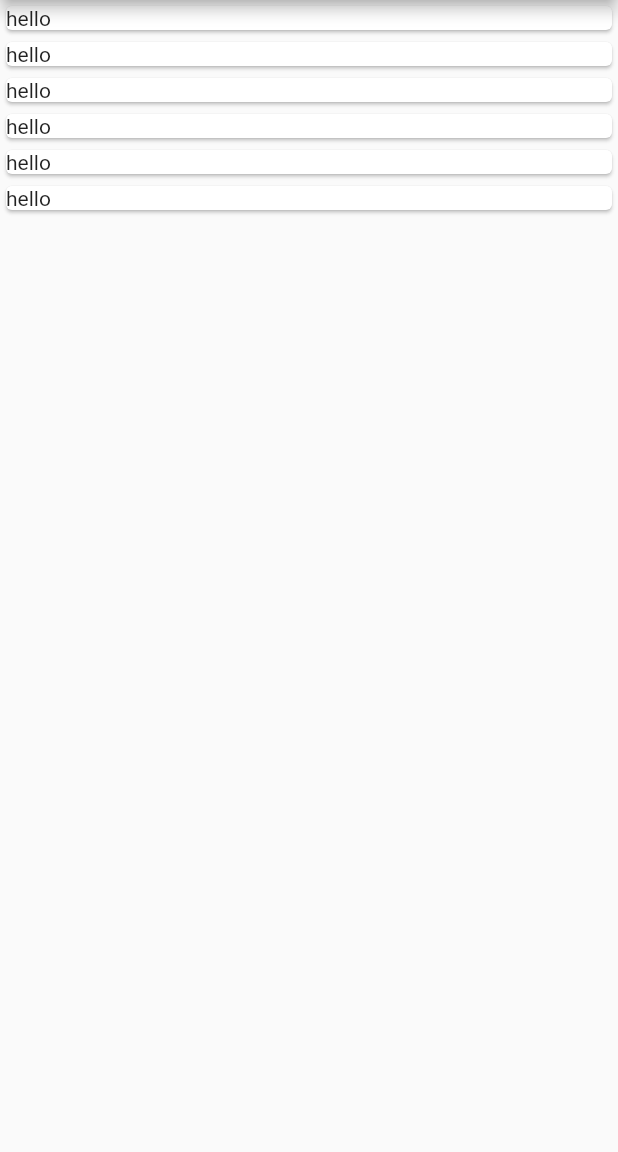
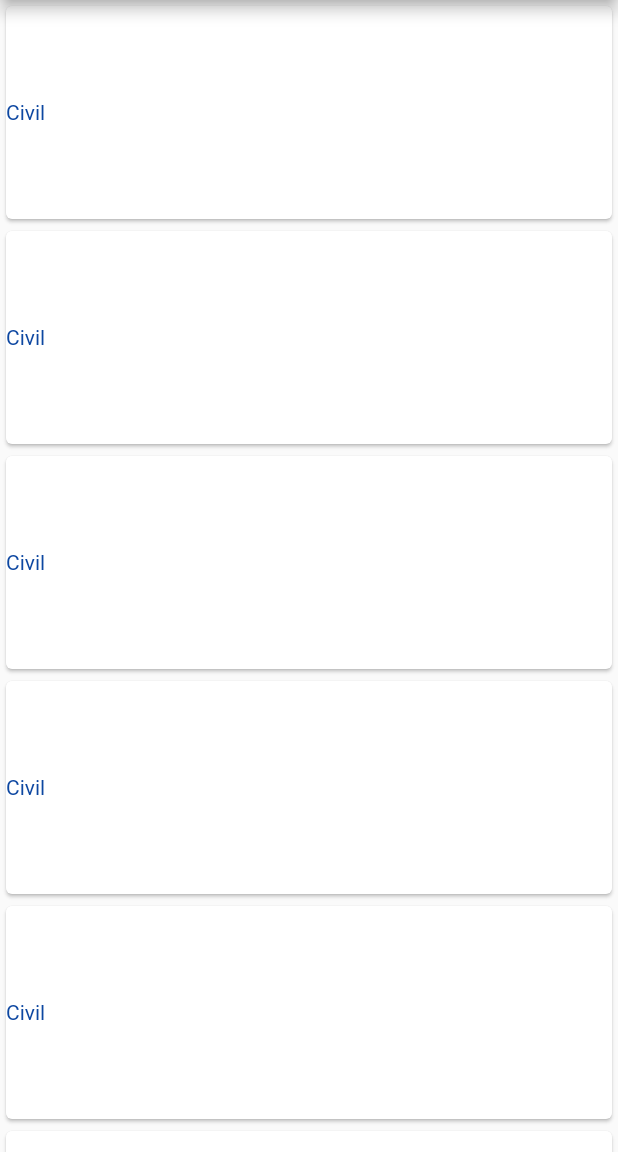
Before and after one commit to puskottampandey/questionbank-, a Flutter app: the screen it shows after launch, on a phone screen of 412 x 824 dp, the part 84-1236 px from its top. Run offline on Flutter 3.47's test engine with Material 2 defaults, Android fonts, the phone set to English and light mode, and no system bars.

```diff
--- a/lib/home_screen.dart
+++ b/lib/home_screen.dart
@@ -76,9 +76,21 @@ class _HomepageState extends State<Homepage> {
         body: ListView.builder(
             itemCount: 6,
             itemBuilder: (context, i) {
-              return const Card(
-                child: Text('hello'),
-              );
+              return SizedBox(
+                  height: 150,
+                  width: 50,
+                  child: Card(
+                    child: Center(
+                      child: Row(
+                        children: [
+                          Text(
+                            "Civil",
+                            style: TextStyle(color: Colors.blue.shade900),
+                          ),
+                        ],
+                      ),
+                    ),
+                  ));
             }));
   }
 }
--- a/lib/main.dart
+++ b/lib/main.dart
@@ -6,14 +6,13 @@
 void main() {
   runApp(
     MaterialApp(
-      debugShowCheckedModeBanner: false,
-      title: 'Flutter Demo',
-      theme: ThemeData(
-        primarySwatch: Colors.blue,
-      ),
-      home: const HomePage(),
+    debugShowCheckedModeBanner: false,
+    title: 'Flutter Demo',
+    theme: ThemeData(
+      primarySwatch: Colors.blue,
     ),
-  );
+    home: const HomePage(),
+  ));
 }
 
 class HomePage extends StatefulWidget {
```
